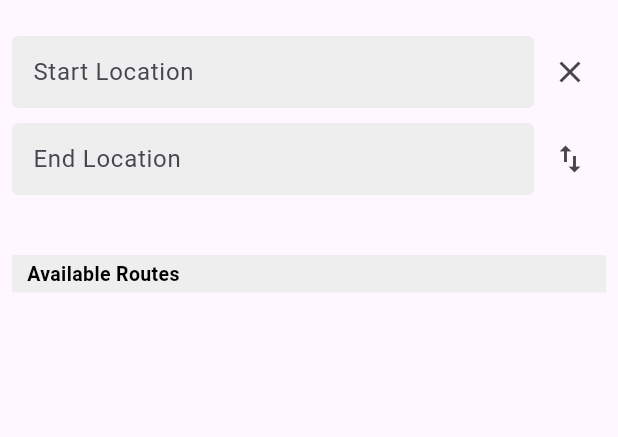
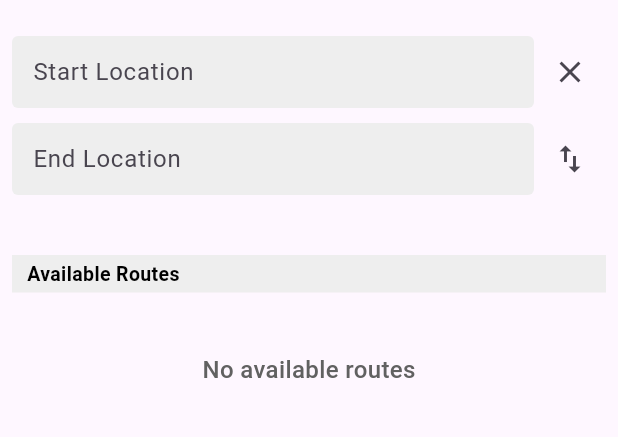
Before and after one commit to aqilsyamil/PUTRA_T, a Flutter app: the NavigationPage screen opened directly with empty values, on a phone screen of 412 x 824 dp, the part 84-521 px from its top. Run offline on Flutter 3.47's test engine with Material 3 defaults, Android fonts, the light colour scheme and no system bars; our stand-ins replace csv, geolocator, google_maps_flutter, sqflite; missing offline and left inert: mysql_client; accounts and stored records are empty.

Commit message:
Newer version (22/01/2024)

```diff
--- a/lib/NavigationPage.dart
+++ b/lib/NavigationPage.dart
@@ -173,7 +173,7 @@
 //frfrfrfrfrffr
 
 import 'package:flutter/material.dart';
-import 'SidebarPage.dart';
+import 'SidebarPage.dart'; // Ensure this import points to your actual SidebarPage file
 
 class NavigationPage extends StatefulWidget {
   final String initialEndLocation;
@@ -197,10 +197,10 @@ class NavigationPageState extends State<NavigationPage> {
   TextEditingController endLocationController = TextEditingController();
   OverlayEntry? _overlayEntry;
 
-  final LayerLink _layerLink = LayerLink();
   final GlobalKey startLocationKey = GlobalKey();
   final GlobalKey endLocationKey = GlobalKey();
   final GlobalKey availableRoutesKey = GlobalKey();
+
   List<Map<String, String>> _filteredBusStops = [];
   List<Map<String, String>> busStops = [
     {'name': 'Academic Complex A (Opp FBMK)', 'shortName': 'KAA'},
@@ -225,15 +225,49 @@ class NavigationPageState extends State<NavigationPage> {
     {'name': 'Tenth College', 'shortName': 'K10'},
     {'name': 'Tan Sri Aishah Ghani College', 'shortName': 'KTAG'},
     {'name': 'Tan Sri Mustaffa Babjee', 'shortName': 'KMB'},
-    {'name': 'Central (Great Hall & Experimental Theatre)', 'shortName': 'Central'}
-    // Add other bus stops here
+    {'name': 'Central (Great Hall & Experimental Theatre)', 'shortName': 'Central'},
+    // Add other bus stops as needed
   ];
+
+
+  Map<String, List<String>> busStopRoutes = {
+    'PFC': ['1', '5'],
+    'KTAG': ['1', '2', '5'],
+    'SFC': ['2', '5'],
+    'Central': ['1', '2', '3', '4'],
+    'FBMK': ['1', '2', '3', '4'],
+    // 'FBSB': [], // Uncomment if FBSB has specific routes
+    'FP': ['5'],
+    'FPC': ['5'],
+    'FRSB': ['3'],
+    'FS': ['1', '2', '3', '4'],
+    'FSKTM': ['1', '2', '3'],
+    'FSTM': ['1', '2', '3', '4'],
+    'IBS': ['1', '2'],
+    // 'Opp INSPEM': [], // Uncomment if Opp INSPEM has specific routes
+    'K10': ['3'],
+    'K14': ['1', '2'],
+    'KMB': ['4'],
+    'PSAS': ['1', '2', '3', '4'],
+    'SGS': ['5'],
+    'Banquet': ['5'],
+    // 'ASPer': [], // Uncomment if ASPer has specific routes
+    'KAA': ['3', '4'],
+    'Academy': ['5'],
+    // Add other bus stop routes as needed
+  };
 
   @override
   void initState() {
     super.initState();
     endLocationController.text = widget.initialEndLocation;
     _filteredBusStops = busStops;
+  }
+
+  void _selectBusStop(TextEditingController controller, String busStopName) {
+    setState(() {
+      controller.text = busStopName;
+    });
   }
 
   void setEndLocation(String location) {
@@ -257,7 +291,7 @@ class NavigationPageState extends State<NavigationPage> {
       _overlayEntry = null;
     }
 
-    if (controller.text.isNotEmpty) {
+    if (controller.text.isEmpty) {
       WidgetsBinding.instance.addPostFrameCallback((_) {
         RenderBox renderBox = key.currentContext!.findRenderObject() as RenderBox;
         var size = renderBox.size;
@@ -269,16 +303,11 @@ class NavigationPageState extends State<NavigationPage> {
     }
   }
 
-  OverlayEntry _createOverlayEntry(
-      BuildContext context,
-      TextEditingController controller,
-      Size size,
-      Offset offset,
-      ) {
+  OverlayEntry _createOverlayEntry(BuildContext context, TextEditingController controller, Size size, Offset offset) {
     return OverlayEntry(
       builder: (context) => Positioned(
         left: offset.dx,
-        top: offset.dy + size.height + 8.0, // Position below the text field with some spacing
+        top: offset.dy + size.height + 8.0,
         width: size.width,
         child: Material(
           elevation: 4.0,
@@ -292,7 +321,7 @@ class NavigationPageState extends State<NavigationPage> {
                   title: Text(busStop['name']!),
                   subtitle: Text(busStop['shortName']!),
                   onTap: () {
-                    controller.text = busStop['name']!;
+                    _selectBusStop(controller, busStop['name']!);
                     _overlayEntry!.remove();
                     _overlayEntry = null;
                   },
@@ -305,8 +334,26 @@ class NavigationPageState extends State<NavigationPage> {
     );
   }
 
+  List<String> findOverlappingRoutes(String startShortName, String endShortName) {
+    var startRoutes = busStopRoutes[startShortName] ?? [];
+    var endRoutes = busStopRoutes[endShortName] ?? [];
+    return startRoutes.toSet().intersection(endRoutes.toSet()).toList();
+  }
+
+  String _extractShortName(String busStopName) {
+    var foundStop = busStops.firstWhere(
+            (stop) => stop['name'] == busStopName,
+        orElse: () => {'shortName': ''}
+    );
+    return foundStop['shortName'] ?? '';
+  }
+
   @override
   Widget build(BuildContext context) {
+    String startShortName = _extractShortName(startLocationController.text);
+    String endShortName = _extractShortName(endLocationController.text);
+    List<String> overlappingRoutes = findOverlappingRoutes(startShortName, endShortName);
+
     return Scaffold(
       key: _scaffoldKey,
       appBar: AppBar(
@@ -431,6 +478,28 @@ class NavigationPageState extends State<NavigationPage> {
                   ),
                 ),
               ),
+              if (overlappingRoutes.isNotEmpty)
+              Wrap(
+                spacing: 8.0,
+                children: overlappingRoutes.map((route) => ElevatedButton(
+                  onPressed: () {
+                    // Handle button press
+                  },
+                  child: Text('Route $route'),
+                )).toList(),
+                 )
+              else
+                Padding(
+                  padding: const EdgeInsets.symmetric(vertical: 20.0),
+                  child: Text(
+                    'No available routes',
+                    style: TextStyle(
+                      fontSize: 16,
+                      fontWeight: FontWeight.w500,
+                      color: Colors.grey[700], // Dark grey color
+                    ),
+                  ),
+                ),
             ],
           ),
         ),
--- a/pubspec.yaml
+++ b/pubspec.yaml
@@ -69,11 +69,11 @@ flutter:
     - assets/images/sfc.JPG
     - assets/images/sgs.JPG
     - assets/images/kaa.JPG
-    - assets/images/my-location.png
     - assets/images/campus-map-south.jpeg
     - assets/images/campus-map-north.jpeg
     - assets/images/bus_location_tracker.png
     - assets/images/bus_stop_marker.png
+    -  - assets/images/my-location.png
     - assets/images/driver/driver-1000.png
     - assets/images/driver/driver-1010.png
     - assets/images/driver/driver-1020.png
```
Also changed, not shown: lib/BusRoutePage.dart (+83 -78 lines), lib/DutyPageRoute1.dart (+6 -2 lines), lib/DutyPageRoute2.dart (+19 -2 lines), lib/DutyPageRoute3.dart (+19 -2 lines), lib/DutyPageRoute4.dart (+19 -2 lines), lib/DutyPageRoute5.dart (+19 -1 lines), assets/images/my-location.png, lib/NavigationPageRoute1.dart (added).
